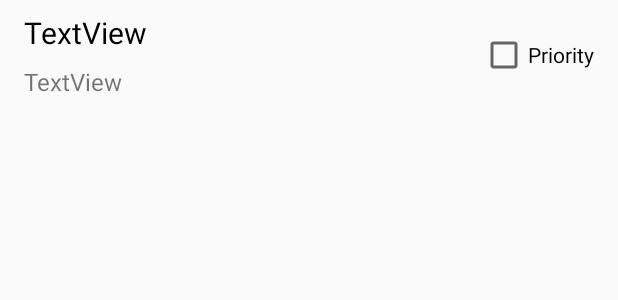
After one commit to omarumustafa/NotesMemo, an Android app: the layout list_memo.xml on its own in the app's theme, with its tools: preview values and no code run, on a phone screen of 412 x 824 dp. The commit adds this screen. Shown: the top 300 px of the screen. Run offline under Robolectric (Android 15) with nearby library versions, the phone set to English and light mode, and no system bars.

Commit message:
layout for listview created

```diff
--- a/app/src/main/res/layout/activity_memo_setting.xml
+++ b/app/src/main/res/layout/activity_memo_setting.xml
@@ -11,7 +11,8 @@
         android:id="@+id/sortOptionsLayout"
         android:layout_width="416dp"
         android:layout_height="198dp"
-        android:layout_marginTop="56dp"
+        android:layout_marginStart="8dp"
+        android:layout_marginTop="16dp"
         android:orientation="vertical"
         android:padding="8dp"
         app:layout_constraintEnd_toEndOf="parent"
--- /dev/null
+++ b/app/src/main/res/layout/list_memo.xml
@@ -0,0 +1,45 @@
+<?xml version="1.0" encoding="utf-8"?>
+<androidx.constraintlayout.widget.ConstraintLayout xmlns:android="http://schemas.android.com/apk/res/android"
+    xmlns:app="http://schemas.android.com/apk/res-auto"
+    xmlns:tools="http://schemas.android.com/tools"
+    android:layout_width="match_parent"
+    android:layout_height="wrap_content">
+
+    <TextView
+        android:id="@+id/textMemoName"
+        android:layout_width="wrap_content"
+        android:layout_height="wrap_content"
+        android:layout_marginStart="16dp"
+        android:layout_marginTop="8dp"
+        android:text="TextView"
+        android:textColor="@color/black"
+        android:textSize="20sp"
+        app:layout_constraintStart_toStartOf="parent"
+        app:layout_constraintTop_toTopOf="parent" />
+
+    <TextView
+        android:id="@+id/textMemoDate"
+        android:layout_width="wrap_content"
+        android:layout_height="wrap_content"
+        android:layout_marginStart="16dp"
+        android:layout_marginTop="8dp"
+        android:layout_marginBottom="8dp"
+        android:text="TextView"
+        android:textSize="16sp"
+        app:layout_constraintBottom_toBottomOf="parent"
+        app:layout_constraintStart_toStartOf="parent"
+        app:layout_constraintTop_toBottomOf="@+id/textMemoName" />
+
+    <CheckBox
+        android:id="@+id/checkBoxPriority"
+        android:layout_width="wrap_content"
+        android:layout_height="wrap_content"
+        android:layout_marginTop="8dp"
+        android:layout_marginEnd="16dp"
+        android:layout_marginBottom="8dp"
+        android:text="Priority"
+        app:layout_constraintBottom_toBottomOf="parent"
+        app:layout_constraintEnd_toEndOf="parent"
+        app:layout_constraintTop_toTopOf="parent" />
+
+</androidx.constraintlayout.widget.ConstraintLayout>
```
